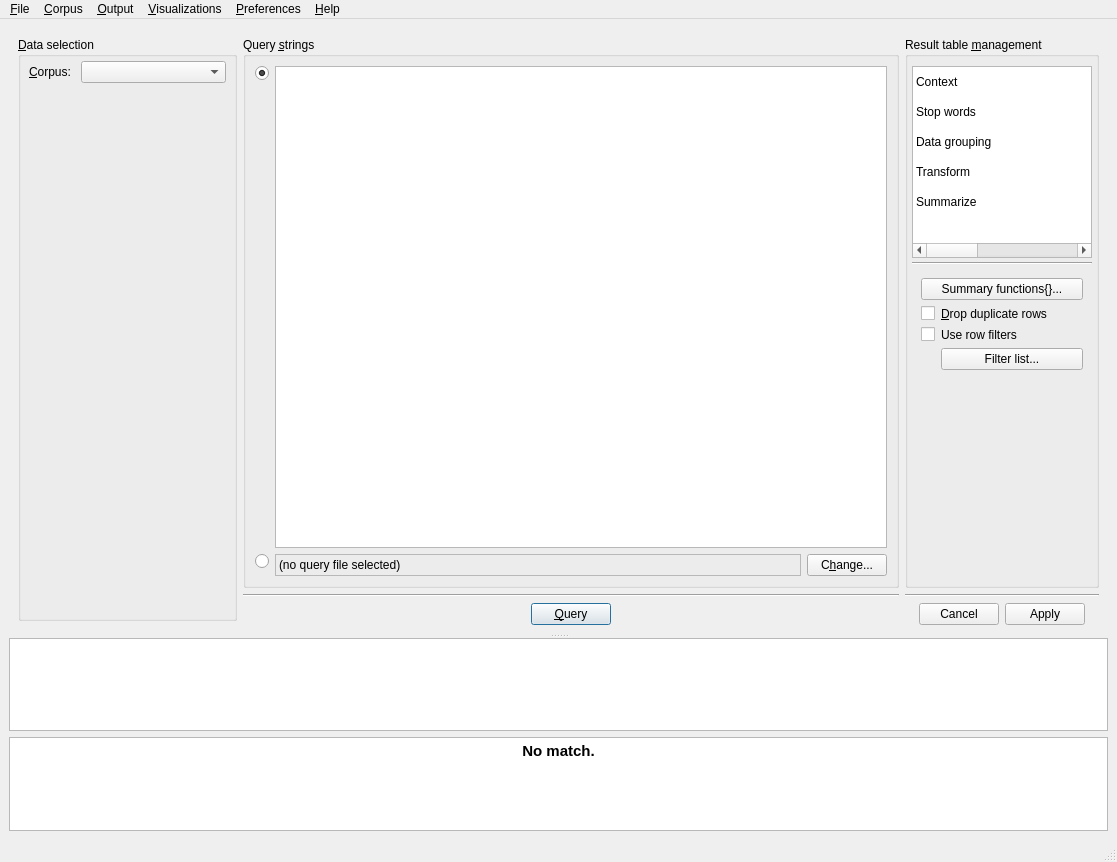
First picture: the form in coquery/gui/ui/coquery.ui, repository gkunter/coquery, before the edit.
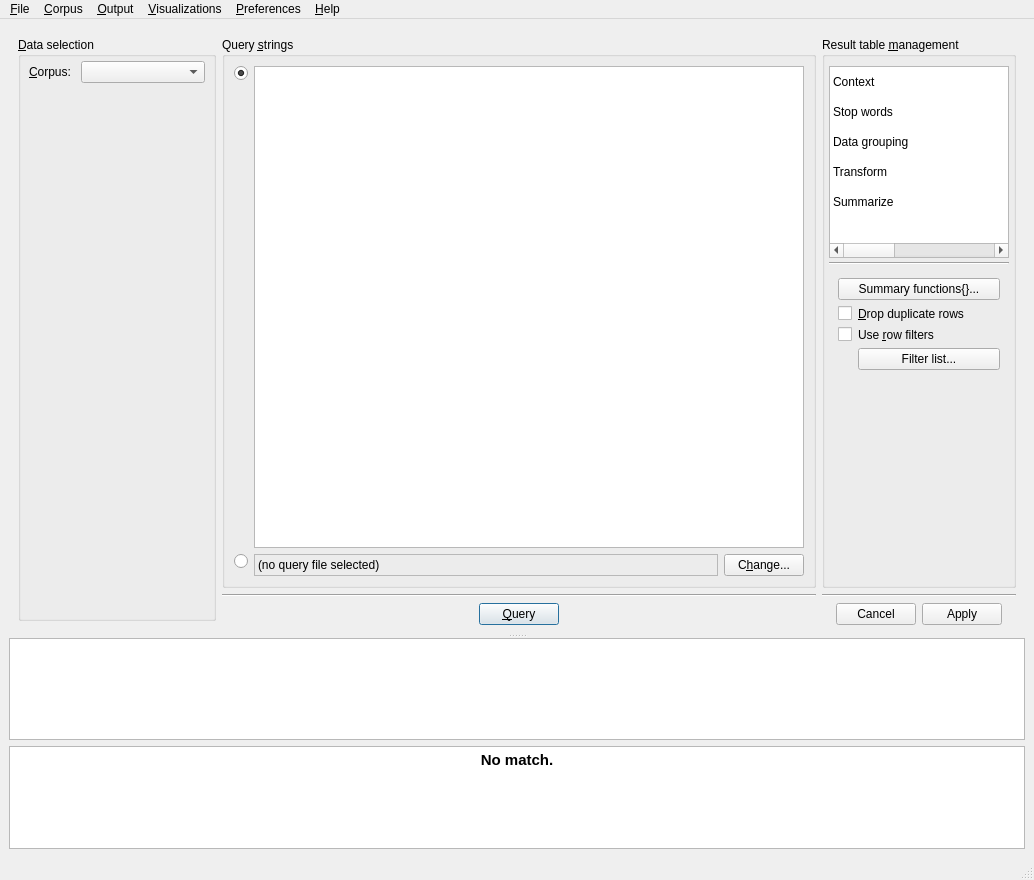
Second picture: the form after the edit. Icons and pictures are not drawn. Custom widgets are drawn as their Qt base class.

Patch:
```diff
--- a/coquery/gui/ui/coquery.ui
+++ b/coquery/gui/ui/coquery.ui
@@ -6,8 +6,8 @@
    <rect>
     <x>0</x>
     <y>0</y>
-    <width>1117</width>
-    <height>862</height>
+    <width>1034</width>
+    <height>880</height>
    </rect>
   </property>
   <property name="windowTitle">
@@ -791,7 +791,7 @@
                    <item row="4" column="1">
                     <widget class="QLabel" name="label_7">
                      <property name="text">
-                      <string>Use row filters</string>
+                      <string>Use &amp;row filters</string>
                      </property>
                      <property name="buddy">
                       <cstring>check_summarize_filters</cstring>
@@ -903,9 +903,6 @@
           <property name="horizontalScrollMode">
            <enum>QAbstractItemView::ScrollPerPixel</enum>
           </property>
-          <property name="sortingEnabled">
-           <bool>true</bool>
-          </property>
          </widget>
         </item>
         <item>
@@ -923,8 +920,8 @@
            <string>&lt;!DOCTYPE HTML PUBLIC &quot;-//W3C//DTD HTML 4.0//EN&quot; &quot;http://www.w3.org/TR/REC-html40/strict.dtd&quot;&gt;
 &lt;html&gt;&lt;head&gt;&lt;meta name=&quot;qrichtext&quot; content=&quot;1&quot; /&gt;&lt;style type=&quot;text/css&quot;&gt;
 p, li { white-space: pre-wrap; }
-&lt;/style&gt;&lt;/head&gt;&lt;body style=&quot; font-family:'Droid Sans'; font-size:10pt; font-weight:400; font-style:normal;&quot;&gt;
-&lt;p align=&quot;center&quot; style=&quot; margin-top:0px; margin-bottom:0px; margin-left:0px; margin-right:0px; -qt-block-indent:0; text-indent:0px;&quot;&gt;&lt;span style=&quot; font-size:11pt; font-weight:600;&quot;&gt;No match.&lt;/span&gt;&lt;/p&gt;&lt;/body&gt;&lt;/html&gt;</string>
+&lt;/style&gt;&lt;/head&gt;&lt;body style=&quot; font-family:'Noto Sans'; font-size:10pt; font-weight:400; font-style:normal;&quot;&gt;
+&lt;p align=&quot;center&quot; style=&quot; margin-top:0px; margin-bottom:0px; margin-left:0px; margin-right:0px; -qt-block-indent:0; text-indent:0px;&quot;&gt;&lt;span style=&quot; font-family:'Droid Sans'; font-size:11pt; font-weight:600;&quot;&gt;No match.&lt;/span&gt;&lt;/p&gt;&lt;/body&gt;&lt;/html&gt;</string>
           </property>
           <property name="textInteractionFlags">
            <set>Qt::NoTextInteraction</set>
@@ -942,8 +939,8 @@
     <rect>
      <x>0</x>
      <y>0</y>
-     <width>1117</width>
-     <height>23</height>
+     <width>1034</width>
+     <height>30</height>
     </rect>
    </property>
    <widget class="QMenu" name="menuFile">
@@ -1059,6 +1056,9 @@
      <verstretch>0</verstretch>
     </sizepolicy>
    </property>
+   <property name="sizeGripEnabled">
+    <bool>true</bool>
+   </property>
   </widget>
   <action name="action_open_input_file">
    <property name="icon">
```
Left out of the diff: 65 changed lines with no effect on the pictures.
